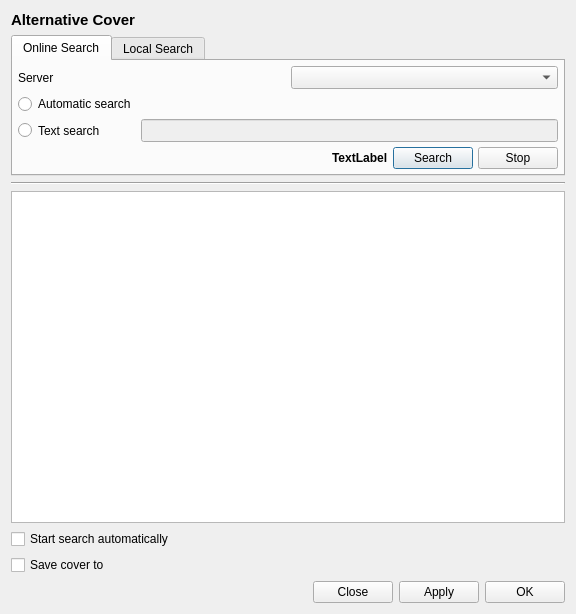
Old version of the form src/Gui/Covers/GUI_AlternativeCovers.ui in the repository Inferno214221/sayonara-player.
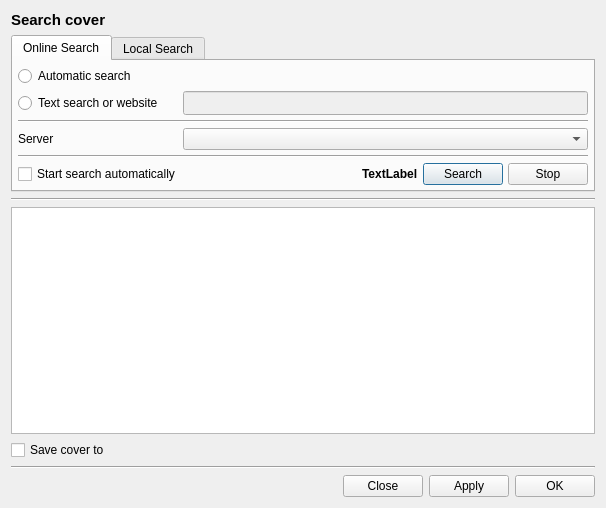
New version of the form. Custom widgets are drawn as their Qt base class.

Commit message: Alternative cover and radio changes

```diff
--- a/src/Gui/Covers/GUI_AlternativeCovers.ui
+++ b/src/Gui/Covers/GUI_AlternativeCovers.ui
@@ -6,8 +6,8 @@
    <rect>
     <x>0</x>
     <y>0</y>
-    <width>576</width>
-    <height>614</height>
+    <width>606</width>
+    <height>508</height>
    </rect>
   </property>
   <layout class="QGridLayout" name="gridLayout">
@@ -42,53 +42,18 @@
        <property name="spacing">
         <number>5</number>
        </property>
-       <item row="2" column="1">
-        <widget class="QLineEdit" name="le_search">
-         <property name="enabled">
-          <bool>false</bool>
-         </property>
-         <property name="sizePolicy">
-          <sizepolicy hsizetype="Expanding" vsizetype="Preferred">
-           <horstretch>0</horstretch>
-           <verstretch>0</verstretch>
-          </sizepolicy>
-         </property>
-         <property name="focusPolicy">
-          <enum>Qt::ClickFocus</enum>
-         </property>
-        </widget>
-       </item>
-       <item row="1" column="0">
-        <widget class="QRadioButton" name="rb_auto_search">
-         <property name="text">
-          <string>Automatic search</string>
-         </property>
-         <attribute name="buttonGroup">
-          <string notr="true">buttonGroup</string>
-         </attribute>
-        </widget>
-       </item>
-       <item row="2" column="0">
-        <widget class="QRadioButton" name="rb_text_search">
-         <property name="sizePolicy">
-          <sizepolicy hsizetype="Minimum" vsizetype="Preferred">
-           <horstretch>0</horstretch>
-           <verstretch>0</verstretch>
-          </sizepolicy>
-         </property>
-         <property name="focusPolicy">
-          <enum>Qt::StrongFocus</enum>
-         </property>
-         <property name="text">
-          <string>Text search</string>
-         </property>
-         <attribute name="buttonGroup">
-          <string notr="true">buttonGroup</string>
-         </attribute>
-        </widget>
-       </item>
-       <item row="5" column="0" colspan="2">
+       <item row="6" column="0" colspan="2">
         <layout class="QHBoxLayout" name="layout_search">
+         <item>
+          <widget class="QCheckBox" name="cb_autostart">
+           <property name="focusPolicy">
+            <enum>Qt::TabFocus</enum>
+           </property>
+           <property name="text">
+            <string>Start search automatically</string>
+           </property>
+          </widget>
+         </item>
          <item>
           <spacer name="horizontalSpacer_3">
            <property name="orientation">
@@ -137,22 +102,74 @@
          </item>
         </layout>
        </item>
-       <item row="0" column="0" colspan="2">
-        <layout class="QHBoxLayout" name="layout_server">
-         <item>
+       <item row="4" column="0" colspan="2">
+        <widget class="Line" name="line_3">
+         <property name="orientation">
+          <enum>Qt::Horizontal</enum>
+         </property>
+        </widget>
+       </item>
+       <item row="0" column="0" rowspan="3" colspan="2">
+        <layout class="QGridLayout" name="gridLayout_2">
+         <property name="horizontalSpacing">
+          <number>20</number>
+         </property>
+         <item row="1" column="1">
+          <widget class="QLineEdit" name="le_search">
+           <property name="enabled">
+            <bool>false</bool>
+           </property>
+           <property name="sizePolicy">
+            <sizepolicy hsizetype="Expanding" vsizetype="Preferred">
+             <horstretch>0</horstretch>
+             <verstretch>0</verstretch>
+            </sizepolicy>
+           </property>
+           <property name="focusPolicy">
+            <enum>Qt::ClickFocus</enum>
+           </property>
+          </widget>
+         </item>
+         <item row="1" column="0">
+          <widget class="QRadioButton" name="rb_text_search">
+           <property name="sizePolicy">
+            <sizepolicy hsizetype="Minimum" vsizetype="Preferred">
+             <horstretch>0</horstretch>
+             <verstretch>0</verstretch>
+            </sizepolicy>
+           </property>
+           <property name="focusPolicy">
+            <enum>Qt::StrongFocus</enum>
+           </property>
+           <property name="text">
+            <string>Text search or website</string>
+           </property>
+           <attribute name="buttonGroup">
+            <string notr="true">buttonGroup</string>
+           </attribute>
+          </widget>
+         </item>
+         <item row="2" column="0" colspan="2">
+          <widget class="Line" name="line_2">
+           <property name="orientation">
+            <enum>Qt::Horizontal</enum>
+           </property>
+          </widget>
+         </item>
+         <item row="3" column="1">
+          <widget class="Gui::ComboBox" name="combo_search_fetchers"/>
+         </item>
+         <item row="3" column="0">
           <widget class="QLabel" name="lab_server">
            <property name="text">
             <string>Server</string>
            </property>
           </widget>
          </item>
-         <item>
-          <widget class="Gui::ComboBox" name="combo_search_fetchers">
-           <property name="sizePolicy">
-            <sizepolicy hsizetype="Minimum" vsizetype="Preferred">
-             <horstretch>0</horstretch>
-             <verstretch>0</verstretch>
-            </sizepolicy>
+         <item row="0" column="0" colspan="2">
+          <widget class="QRadioButton" name="rb_auto_search">
+           <property name="text">
+            <string>Automatic search</string>
            </property>
           </widget>
          </item>
@@ -205,66 +222,6 @@
      </widget>
     </widget>
    </item>
-   <item row="6" column="0">
-    <layout class="QHBoxLayout" name="horizontalLayout_2"/>
-   </item>
-   <item row="7" column="0">
-    <layout class="QHBoxLayout" name="horizontalLayout">
-     <item>
-      <widget class="QLabel" name="lab_status">
-       <property name="text">
-        <string/>
-       </property>
-      </widget>
-     </item>
-     <item>
-      <spacer name="horizontalSpacer_2">
-       <property name="orientation">
-        <enum>Qt::Horizontal</enum>
-       </property>
-       <property name="sizeHint" stdset="0">
-        <size>
-         <width>40</width>
-         <height>20</height>
-        </size>
-       </property>
-      </spacer>
-     </item>
-     <item>
-      <widget class="QPushButton" name="btn_close">
-       <property name="focusPolicy">
-        <enum>Qt::StrongFocus</enum>
-       </property>
-       <property name="text">
-        <string notr="true">Close</string>
-       </property>
-      </widget>
-     </item>
-     <item>
-      <widget class="QPushButton" name="btn_apply">
-       <property name="text">
-        <string notr="true">Apply</string>
-       </property>
-      </widget>
-     </item>
-     <item>
-      <widget class="QPushButton" name="btn_ok">
-       <property name="focusPolicy">
-        <enum>Qt::StrongFocus</enum>
-       </property>
-       <property name="text">
-        <string notr="true">OK</string>
-       </property>
-       <property name="iconSize">
-        <size>
-         <width>16</width>
-         <height>16</height>
-        </size>
-       </property>
-      </widget>
-     </item>
-    </layout>
-   </item>
    <item row="4" column="0">
     <widget class="QListWidget" name="tv_images">
      <property name="viewMode">
@@ -282,34 +239,13 @@
       </font>
      </property>
      <property name="text">
-      <string>Alternative Cover</string>
-     </property>
-    </widget>
-   </item>
-   <item row="3" column="0">
-    <widget class="Line" name="line">
-     <property name="orientation">
-      <enum>Qt::Horizontal</enum>
+      <string>Search cover</string>
      </property>
     </widget>
    </item>
    <item row="5" column="0">
-    <layout class="QGridLayout" name="gridLayout_2">
-     <item row="0" column="0">
-      <widget class="QCheckBox" name="cb_autostart">
-       <property name="text">
-        <string>Start search automatically</string>
-       </property>
-      </widget>
-     </item>
-     <item row="0" column="1">
-      <widget class="QLabel" name="lab_img_size">
-       <property name="text">
-        <string/>
-       </property>
-      </widget>
-     </item>
-     <item row="1" column="0" colspan="2">
+    <layout class="QHBoxLayout" name="horizontalLayout_2">
+     <item>
       <widget class="QCheckBox" name="cb_save_to_library">
        <property name="sizePolicy">
         <sizepolicy hsizetype="Expanding" vsizetype="Fixed">
@@ -322,8 +258,79 @@
        </property>
       </widget>
      </item>
+     <item>
+      <widget class="QLabel" name="lab_status">
+       <property name="text">
+        <string/>
+       </property>
+      </widget>
+     </item>
     </layout>
    </item>
+   <item row="7" column="0">
+    <layout class="QHBoxLayout" name="horizontalLayout">
+     <item>
+      <spacer name="horizontalSpacer_2">
+       <property name="orientation">
+        <enum>Qt::Horizontal</enum>
+       </property>
+       <property name="sizeHint" stdset="0">
+        <size>
+         <width>40</width>
+         <height>20</height>
+        </size>
+       </property>
+      </spacer>
+     </item>
+     <item>
+      <widget class="QPushButton" name="btn_close">
+       <property name="focusPolicy">
+        <enum>Qt::StrongFocus</enum>
+       </property>
+       <property name="text">
+        <string notr="true">Close</string>
+       </property>
+      </widget>
+     </item>
+     <item>
+      <widget class="QPushButton" name="btn_apply">
+       <property name="text">
+        <string notr="true">Apply</string>
+       </property>
+      </widget>
+     </item>
+     <item>
+      <widget class="QPushButton" name="btn_ok">
+       <property name="focusPolicy">
+        <enum>Qt::StrongFocus</enum>
+       </property>
+       <property name="text">
+        <string notr="true">OK</string>
+       </property>
+       <property name="iconSize">
+        <size>
+         <width>16</width>
+         <height>16</height>
+        </size>
+       </property>
+      </widget>
+     </item>
+    </layout>
+   </item>
+   <item row="3" column="0">
+    <widget class="Line" name="line">
+     <property name="orientation">
+      <enum>Qt::Horizontal</enum>
+     </property>
+    </widget>
+   </item>
+   <item row="6" column="0">
+    <widget class="Line" name="line_4">
+     <property name="orientation">
+      <enum>Qt::Horizontal</enum>
+     </property>
+    </widget>
+   </item>
   </layout>
  </widget>
  <customwidgets>
```
Left out of the diff: 6 changed lines with no effect on the pictures. The commit also changes 38 other files.
